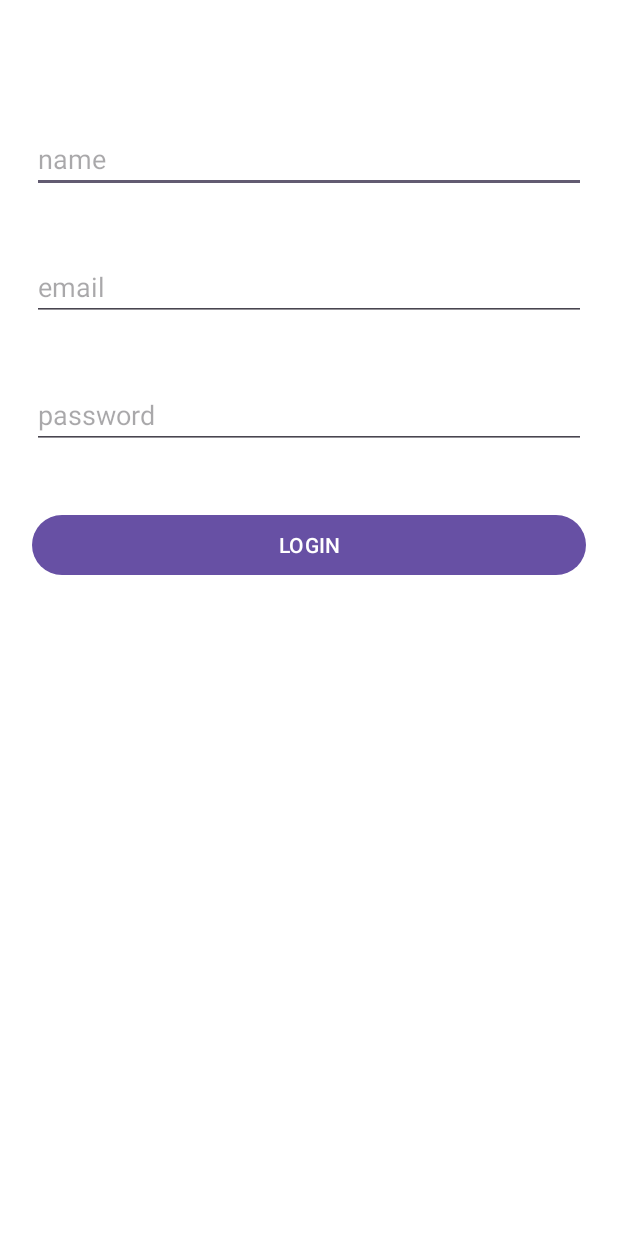
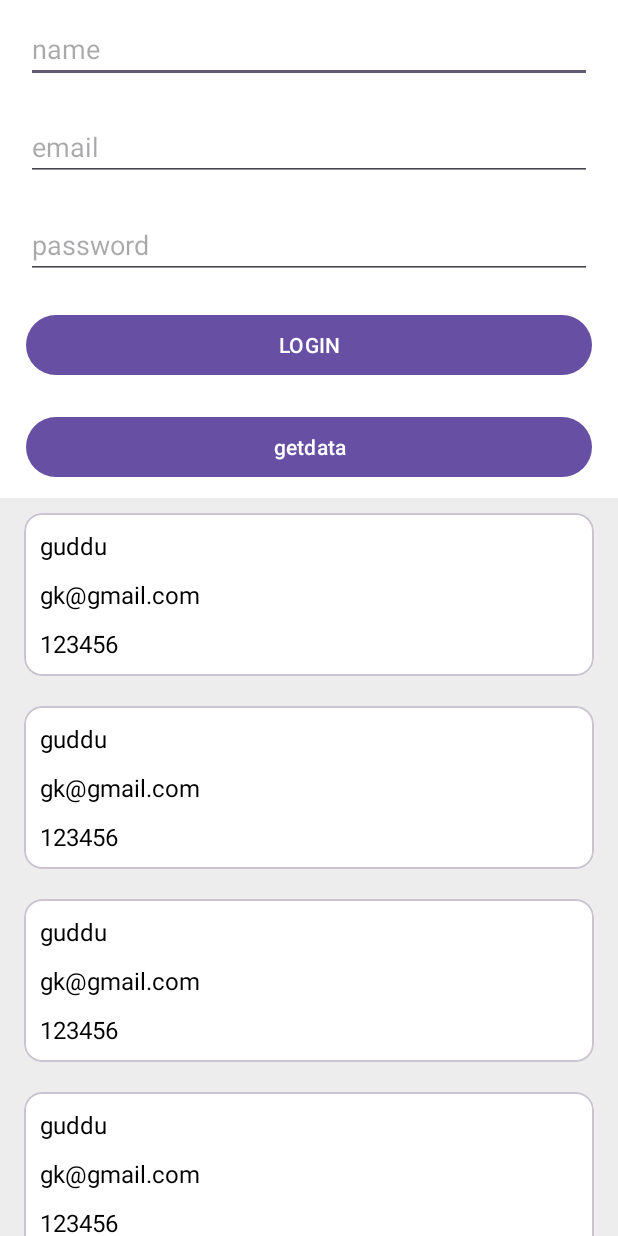
Before and after one commit to guddulawaniya/roomDatabase-local, an Android app: the screen it shows after launch (MainActivity), after a tap on "LOGIN", on a phone screen of 412 x 824 dp. Run offline under Robolectric (Android 15) with nearby library versions, the phone set to English and light mode, and no system bars; our stand-ins replace Room's generated code.

Commit message:
live insert and get data both function are work

```diff
--- a/app/src/main/java/com/example/livedata/AppDatabase.java
+++ b/app/src/main/java/com/example/livedata/AppDatabase.java
@@ -1,12 +1,56 @@
 package com.example.livedata;
 
 
+import android.content.Context;
+import android.os.AsyncTask;
+
+import androidx.annotation.NonNull;
 import androidx.room.Database;
+import androidx.room.Room;
 import androidx.room.RoomDatabase;
+import androidx.sqlite.db.SupportSQLiteDatabase;
 
 @Database(entities = {User.class}, version = 1)
 public abstract class AppDatabase extends RoomDatabase {
 
+    private static AppDatabase instance;
 
     public abstract UserDao userDao();
+
+    public static synchronized AppDatabase getInstance(Context context) {
+        if (instance == null) {
+            instance = Room.databaseBuilder(context.getApplicationContext(),
+                    AppDatabase.class, "test-database")
+                    .allowMainThreadQueries()
+                    .addCallback(callback)
+                    .build();
+        }
+        return instance;
+    }
+
+    private static RoomDatabase.Callback callback = new Callback() {
+        @Override
+        public void onCreate(@NonNull SupportSQLiteDatabase db) {
+            super.onCreate(db);
+
+            new populateAsyncTask(instance).execute();
+        }
+    };
+
+    private static class populateAsyncTask extends AsyncTask<Void, Void, Void> {
+
+        private UserDao userDao;
+
+        public populateAsyncTask(AppDatabase db) {
+            userDao = db.userDao();
+        }
+        @Override
+        protected Void doInBackground(Void... voids) {
+            userDao.insert(new User("guddu", "gk@gmail.com", "123456"));
+            userDao.insert(new User("guddu", "gk@gmail.com", "123456"));
+            userDao.insert(new User("guddu", "gk@gmail.com", "123456"));
+            userDao.insert(new User("guddu", "gk@gmail.com", "123456"));
+            return null;
+        }
+    }
 }
--- a/app/src/main/java/com/example/livedata/MainActivity.java
+++ b/app/src/main/java/com/example/livedata/MainActivity.java
@@ -8,17 +8,17 @@ import android.widget.EditText;
 import android.widget.Toast;
 
 import androidx.appcompat.app.AppCompatActivity;
-import androidx.room.Room;
+import androidx.lifecycle.Observer;
+import androidx.lifecycle.ViewModelProvider;
+import androidx.recyclerview.widget.LinearLayoutManager;
+import androidx.recyclerview.widget.RecyclerView;
 
-import java.util.ArrayList;
 import java.util.List;
 
 public class MainActivity extends AppCompatActivity {
 
-    int i = 3;
-    UserDao userDao;
 
-    private List<User> users = new ArrayList<>();
+    private userViewModel viewModel;
 
     @Override
     protected void onCreate(Bundle savedInstanceState) {
@@ -28,34 +28,41 @@ public class MainActivity extends AppCompatActivity {
         EditText emailaddress = findViewById(R.id.emailaddress);
         EditText password = findViewById(R.id.password);
         Button loginbutton = findViewById(R.id.loginbutton);
-        AppDatabase db = Room.databaseBuilder(getApplicationContext(),
-                AppDatabase.class, "database-name").allowMainThreadQueries().build();
-        userDao = db.userDao();
-        users = userDao.getAll();
+        Button getdata = findViewById(R.id.getdata);
+        RecyclerView recyclerview = findViewById(R.id.recyclerview);
+        recyclerview.setLayoutManager(new LinearLayoutManager(this));
 
 
-        for (User task : users) {
-            Toast.makeText(this, "id : "+task.uid+"\nfirstname: " + task.firstName+"\nlastname : "+task.lastName, Toast.LENGTH_SHORT).show();
-            // Process each task
-        }
+        viewModel = new ViewModelProvider(this, (ViewModelProvider.Factory) ViewModelProvider.AndroidViewModelFactory.getInstance(getApplication())).get(userViewModel.class);
+        viewModel.getLiveData().observe(this, new Observer<List<User>>() {
+            @Override
+            public void onChanged(List<User> users) {
+                myAdapter adapter = new myAdapter(users);
+                recyclerview.setAdapter(adapter);
 
 
+            }
+        });
+        getdata.setOnClickListener(new View.OnClickListener() {
+            @Override
+            public void onClick(View view) {
+
+             viewModel.deleteAllUsers();
+
+            }
+        });
         loginbutton.setOnClickListener(new View.OnClickListener() {
             @Override
             public void onClick(View view) {
-                String names = name.getText().toString();
-                String email = emailaddress.getText().toString();
-                String passwords = password.getText().toString();
-                User users = new User();
+                if (!name.getText().toString().isEmpty() && !emailaddress.getText().toString().isEmpty() && !password.getText().toString().isEmpty()) {
 
-                users.uid = ++i;
-                users.firstName = names;
-                users.lastName = email;
-                userDao.insertAll(users);
-                users =   userDao.findone_record(i);
-                Toast.makeText(MainActivity.this, "users"+users.firstName, Toast.LENGTH_SHORT).show();
+                    User user = new User(name.getText().toString(), emailaddress.getText().toString(), password.getText().toString());
 
+                    viewModel.insert(user);
+                }
             }
         });
+
+
     }
 }
--- a/app/src/main/java/com/example/livedata/User.java
+++ b/app/src/main/java/com/example/livedata/User.java
@@ -5,16 +5,53 @@ import androidx.room.ColumnInfo;
 import androidx.room.Entity;
 import androidx.room.PrimaryKey;
 
-@Entity
+@Entity(tableName = "logindata")
 public class User {
-    @PrimaryKey()
-    public int uid;
-
-    @ColumnInfo(name = "first_name")
+    @PrimaryKey(autoGenerate = true)
+    public long id;
+    @ColumnInfo(name = "name")
     public String firstName;
 
-    @ColumnInfo(name = "last_name")
-    public String lastName;
+    @ColumnInfo(name = "email")
+    public String emailid;
+    @ColumnInfo(name = "password")
+    public String password;
 
+    public User(String firstName, String emailid, String password) {
+        this.firstName = firstName;
+        this.emailid = emailid;
+        this.password = password;
+    }
 
+    public long getId() {
+        return id;
+    }
+
+    public void setId(long id) {
+        this.id = id;
+    }
+
+    public String getFirstName() {
+        return firstName;
+    }
+
+    public void setFirstName(String firstName) {
+        this.firstName = firstName;
+    }
+
+    public String getEmailid() {
+        return emailid;
+    }
+
+    public void setEmailid(String emailid) {
+        this.emailid = emailid;
+    }
+
+    public String getPassword() {
+        return password;
+    }
+
+    public void setPassword(String password) {
+        this.password = password;
+    }
 }
--- a/app/src/main/java/com/example/livedata/UserDao.java
+++ b/app/src/main/java/com/example/livedata/UserDao.java
@@ -1,10 +1,11 @@
 package com.example.livedata;
 
+import androidx.lifecycle.LiveData;
 import androidx.room.Dao;
 import androidx.room.Delete;
 import androidx.room.Insert;
-import androidx.room.OnConflictStrategy;
 import androidx.room.Query;
+import androidx.room.Update;
 
 import java.util.List;
 
@@ -12,18 +13,21 @@ import java.util.List;
 public interface UserDao {
 
 
-    @Query("SELECT * FROM user")
-    List<User> getAll();
-    @Query("SELECT * FROM user where uid= :id")
-        User findone_record(int id);
-    @Query("SELECT * FROM user WHERE uid IN (:userIds)")
-    List<User> loadAllByIds(int[] userIds);
+    @Query("SELECT * FROM logindata")
+    LiveData<List<User>> getAlldata();
 
-    @Query("SELECT * FROM user WHERE first_name LIKE :first AND " +
-            "last_name LIKE :last LIMIT 1")
-    User findByName(String first, String last);
+    @Query("SELECT * FROM logindata where id= :id")
+    User find_record(int id);
+
     @Insert
-    void insertAll(User... users);
+    void insert(User users);
+    @Update
+    void update(User user);
+
     @Delete
     void delete(User user);
+
+    @Query("DELETE FROM logindata")
+    void deleteAllUsers();
+
 }
--- /dev/null
+++ b/app/src/main/java/com/example/livedata/fetchdata_Class.java
@@ -0,0 +1,95 @@
+package com.example.livedata;
+
+import android.app.Application;
+import android.os.AsyncTask;
+
+import androidx.lifecycle.LiveData;
+
+import java.util.List;
+
+public class fetchdata_Class {
+    private  UserDao userDao;
+
+    private LiveData<List<User>> liveData;
+
+    public fetchdata_Class(Application application) {
+        AppDatabase database = AppDatabase.getInstance(application);
+        userDao = database.userDao();
+        liveData = userDao.getAlldata();
+    }
+
+    public void insert(User user){
+        new InsertNoteAyncTask(userDao).execute(user);
+
+    }
+    public void update(User user){
+        new updateNoteAyncTask(userDao).execute(user);
+
+    }
+    public void delete(User user){
+        new deleteNoteAyncTask(userDao).execute(user);
+
+    }
+    public void deleteAllUsers(){
+        new deleteAllNoteAyncTask(userDao).execute();
+
+    }
+
+    public  LiveData<List<User>> getLiveData() {
+        return liveData;
+    }
+
+    private static  class  InsertNoteAyncTask  extends AsyncTask<User,Void,Void>{
+        private  UserDao userDao;
+
+        public InsertNoteAyncTask(UserDao userDao) {
+            this.userDao = userDao;
+        }
+
+        @Override
+        protected Void doInBackground(User... users) {
+            userDao.insert(users[0]);
+            return null;
+        }
+    }
+    private static  class  updateNoteAyncTask  extends AsyncTask<User,Void,Void>{
+        private  UserDao userDao;
+
+        public updateNoteAyncTask(UserDao userDao) {
+            this.userDao = userDao;
+        }
+
+        @Override
+        protected Void doInBackground(User... users) {
+            userDao.update(users[0]);
+            return null;
+        }
+    }
+
+    private static  class  deleteNoteAyncTask  extends AsyncTask<User,Void,Void>{
+        private  UserDao userDao;
+
+        public deleteNoteAyncTask(UserDao userDao) {
+            this.userDao = userDao;
+        }
+
+        @Override
+        protected Void doInBackground(User... users) {
+            userDao.delete(users[0]);
+            return null;
+        }
+    }
+    private static  class  deleteAllNoteAyncTask  extends AsyncTask<User,Void,Void>{
+        private  UserDao userDao;
+
+        public deleteAllNoteAyncTask(UserDao userDao) {
+            this.userDao = userDao;
+        }
+
+        @Override
+        protected Void doInBackground(User... users) {
+            userDao.deleteAllUsers();
+            return null;
+        }
+    }
+}
--- /dev/null
+++ b/app/src/main/java/com/example/livedata/myAdapter.java
@@ -0,0 +1,57 @@
+package com.example.livedata;
+
+import android.view.LayoutInflater;
+import android.view.View;
+import android.view.ViewGroup;
+import android.widget.TextView;
+
+import androidx.annotation.NonNull;
+import androidx.recyclerview.widget.RecyclerView;
+
+import java.util.List;
+
+public class myAdapter extends RecyclerView.Adapter<myAdapter.viewholder> {
+
+    List<User> list;
+
+    public myAdapter(List<User> list) {
+        this.list = list;
+
+    }
+
+    @NonNull
+    @Override
+    public myAdapter.viewholder onCreateViewHolder(@NonNull ViewGroup parent, int viewType) {
+        View view = LayoutInflater.from(parent.getContext()).inflate(R.layout.item_card_layout, parent, false);
+
+        return new viewholder(view);
+    }
+
+    @Override
+    public void onBindViewHolder(@NonNull myAdapter.viewholder holder, int position) {
+
+        User module = list.get(position);
+        holder.name.setText(module.firstName);
+        holder.emailaddress.setText(module.getEmailid());
+        holder.password.setText(module.getPassword());
+
+
+    }
+
+    @Override
+    public int getItemCount() {
+        return list.size();
+    }
+
+    public class viewholder extends RecyclerView.ViewHolder {
+
+        TextView name, emailaddress, password;
+
+        public viewholder(@NonNull View itemView) {
+            super(itemView);
+            name = itemView.findViewById(R.id.name);
+            emailaddress = itemView.findViewById(R.id.emailaddress);
+            password = itemView.findViewById(R.id.password);
+        }
+    }
+}
--- /dev/null
+++ b/app/src/main/java/com/example/livedata/userViewModel.java
@@ -0,0 +1,38 @@
+package com.example.livedata;
+
+import android.app.Application;
+
+import androidx.annotation.NonNull;
+import androidx.lifecycle.AndroidViewModel;
+import androidx.lifecycle.LiveData;
+
+import java.util.List;
+
+public class userViewModel extends AndroidViewModel{
+    private  fetchdata_Class repository;
+    private LiveData<List<User>> liveData;
+
+
+    public userViewModel(@NonNull Application application) {
+        super(application);
+        repository = new fetchdata_Class(application);
+        liveData = repository.getLiveData();
+    }
+
+    public void insert(User user){
+        repository.insert(user);
+    }
+    public void update(User user){
+        repository.update(user);
+    }
+    public void delete(User user){
+        repository.delete(user);
+    }
+    public void deleteAllUsers() {
+        repository.deleteAllUsers();
+    }
+
+    public LiveData<List<User>> getLiveData() {
+        return liveData;
+    }
+}
--- a/app/src/main/res/layout/activity_main.xml
+++ b/app/src/main/res/layout/activity_main.xml
@@ -8,51 +8,92 @@
     tools:context=".MainActivity">
 
     <LinearLayout
+        android:id="@+id/linearLayout"
         android:layout_width="409dp"
-        android:layout_height="729dp"
+        android:layout_height="wrap_content"
         android:layout_marginStart="16dp"
-        android:layout_marginTop="32dp"
         android:layout_marginEnd="16dp"
+        android:orientation="vertical"
+        app:layout_constraintEnd_toEndOf="parent"
+        app:layout_constraintHorizontal_bias="0.5"
+        app:layout_constraintStart_toStartOf="parent"
+        app:layout_constraintTop_toTopOf="parent">
+
+        <EditText
+            android:id="@+id/name"
+            android:layout_width="match_parent"
+            android:layout_height="wrap_content"
+            android:layout_marginStart="16dp"
+            android:layout_marginTop="10dp"
+            android:layout_marginEnd="16dp"
+            android:layout_marginBottom="10dp"
+            android:ems="10"
+            android:hint="name"
+            android:inputType="text" />
+
+        <EditText
+            android:id="@+id/emailaddress"
+            android:layout_width="match_parent"
+            android:layout_height="wrap_content"
+            android:layout_marginStart="16dp"
+            android:layout_marginTop="10dp"
+            android:layout_marginEnd="16dp"
+            android:layout_marginBottom="10dp"
+            android:ems="10"
+            android:hint="email"
+            android:inputType="text" />
+
+        <EditText
+            android:id="@+id/password"
+            android:layout_width="match_parent"
+            android:layout_height="wrap_content"
+            android:layout_marginStart="16dp"
+            android:layout_marginTop="10dp"
+            android:layout_marginEnd="16dp"
+            android:layout_marginBottom="10dp"
+            android:ems="10"
+            android:hint="password"
+            android:inputType="text" />
+
+        <Button
+            android:id="@+id/loginbutton"
+            android:layout_width="match_parent"
+            android:layout_height="wrap_content"
+            android:layout_marginStart="16dp"
+            android:layout_marginTop="10dp"
+            android:layout_marginEnd="16dp"
+            android:layout_marginBottom="10dp"
+            android:text="LOGIN" />
+
+        <Button
+            android:id="@+id/getdata"
+            android:layout_width="match_parent"
+            android:layout_height="wrap_content"
+            android:layout_marginStart="16dp"
+            android:layout_marginTop="10dp"
+            android:layout_marginEnd="16dp"
+            android:layout_marginBottom="10dp"
+            android:text="getdata" />
+
+    </LinearLayout>
+
+    <LinearLayout
+        android:layout_width="match_parent"
+        android:layout_height="0dp"
+        android:background="#EDEDED"
         android:orientation="vertical"
         app:layout_constraintBottom_toBottomOf="parent"
         app:layout_constraintEnd_toEndOf="parent"
         app:layout_constraintHorizontal_bias="0.5"
         app:layout_constraintStart_toStartOf="parent"
-        app:layout_constraintTop_toTopOf="parent"
-        app:layout_constraintVertical_bias="0.5">
+        app:layout_constraintTop_toBottomOf="@+id/linearLayout">
 
-        <EditText
-            android:id="@+id/name"
+        <androidx.recyclerview.widget.RecyclerView
+            android:id="@+id/recyclerview"
             android:layout_width="match_parent"
-            android:layout_height="wrap_content"
-            android:layout_margin="20dp"
-            android:ems="10"
-            android:inputType="text"
-            android:hint="name" />
+            tools:listitem="@layout/item_card_layout"
+            android:layout_height="match_parent" />
 
-        <EditText
-            android:id="@+id/emailaddress"
-            android:layout_width="match_parent"
-            android:layout_height="wrap_content"
-            android:layout_margin="20dp"
-            android:ems="10"
-            android:inputType="text"
-         android:hint="email" />
+    </LinearLayout>
 
-        <EditText
-            android:id="@+id/password"
-            android:layout_width="match_parent"
-            android:layout_height="wrap_content"
-            android:layout_margin="20dp"
-            android:ems="10"
-            android:inputType="text"
-            android:hint="password" />
-
-        <Button
-            android:id="@+id/loginbutton"
-            android:layout_width="match_parent"
-            android:layout_height="wrap_content"
-            android:layout_margin="20dp"
-            android:text="LOGIN" />
-    </LinearLayout>
 </androidx.constraintlayout.widget.ConstraintLayout>
--- /dev/null
+++ b/app/src/main/res/layout/item_card_layout.xml
@@ -0,0 +1,58 @@
+<?xml version="1.0" encoding="utf-8"?>
+<androidx.constraintlayout.widget.ConstraintLayout xmlns:android="http://schemas.android.com/apk/res/android"
+    xmlns:app="http://schemas.android.com/apk/res-auto"
+    android:layout_width="match_parent"
+    android:layout_height="wrap_content">
+
+
+    <com.google.android.material.card.MaterialCardView
+        android:layout_width="match_parent"
+        android:layout_height="wrap_content"
+        android:layout_marginStart="16dp"
+        android:layout_marginTop="10dp"
+        android:layout_marginEnd="16dp"
+        android:layout_marginBottom="10dp"
+        android:backgroundTint="@color/white"
+        app:layout_constraintBottom_toBottomOf="parent"
+        app:layout_constraintEnd_toEndOf="parent"
+        app:layout_constraintHorizontal_bias="0.5"
+        app:layout_constraintStart_toStartOf="parent"
+        app:layout_constraintTop_toTopOf="parent">
+
+        <LinearLayout
+            android:layout_width="match_parent"
+            android:layout_height="match_parent"
+            android:layout_margin="5dp"
+            android:gravity="center"
+            android:orientation="vertical">
+
+            <TextView
+                android:id="@+id/name"
+                android:layout_width="match_parent"
+                android:layout_height="wrap_content"
+                android:layout_margin="5dp"
+                android:text="TextView"
+                android:textColor="@color/black"
+                android:textSize="16sp" />
+
+            <TextView
+                android:id="@+id/emailaddress"
+                android:layout_width="match_parent"
+                android:layout_height="wrap_content"
+                android:layout_margin="5dp"
+                android:text="TextView"
+                android:textColor="@color/black"
+                android:textSize="16sp" />
+
+            <TextView
+                android:id="@+id/password"
+                android:layout_width="match_parent"
+                android:layout_height="wrap_content"
+                android:layout_margin="5dp"
+                android:text="TextView"
+                android:textColor="@color/black"
+                android:textSize="16sp" />
+        </LinearLayout>
+    </com.google.android.material.card.MaterialCardView>
+
+</androidx.constraintlayout.widget.ConstraintLayout>
```
Also changed, not shown: app/build.gradle.kts (+4 -23 lines).
